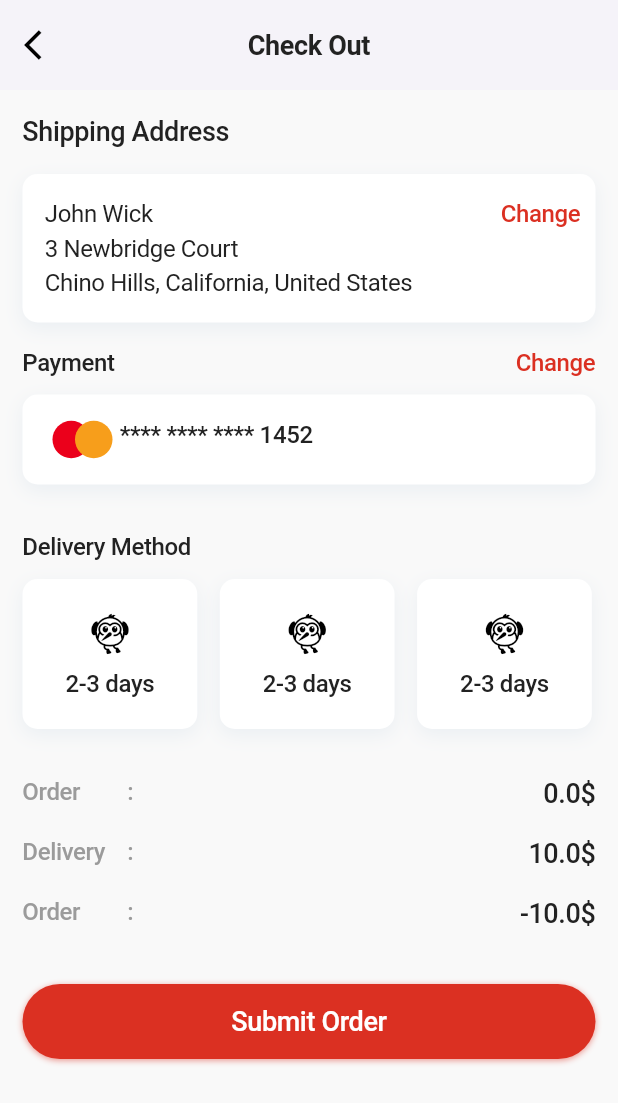
After one commit to RashadZA/fashion_shoping, a Flutter app: the CheckOutScreen screen opened by its route, on a phone screen of 412 x 824 dp. The commit adds this screen. Shown: the top 1103 px of the screen. Run offline on Flutter 3.47's test engine with Material 3 defaults, Android fonts, the light colour scheme and no system bars; our stand-ins replace bottom_navy_bar, cached_network_image, get, shimmer; network calls fail.

Commit message:
My Bag Module
01. Check Out Screen

```diff
--- a/lib/core/routes/app_pages.dart
+++ b/lib/core/routes/app_pages.dart
@@ -5,7 +5,9 @@ import 'package:fashion_shoping/features/auth/presentation/pages/forgot_password
 import 'package:fashion_shoping/features/auth/presentation/pages/signin_screen.dart';
 import 'package:fashion_shoping/features/auth/presentation/pages/signup_screen.dart';
 import 'package:fashion_shoping/features/bag/controllers/bag_screen_controller.dart';
+import 'package:fashion_shoping/features/bag/controllers/check_out_screen_controller.dart';
 import 'package:fashion_shoping/features/bag/presentation/pages/bag_screen.dart';
+import 'package:fashion_shoping/features/bag/presentation/pages/check_out_screen.dart';
 import 'package:fashion_shoping/features/favorites/controllers/favorites_screen_controller.dart';
 import 'package:fashion_shoping/features/favorites/presentation/pages/favorites_screen.dart';
 import 'package:fashion_shoping/features/home/controllers/home_screen_controller.dart';
@@ -127,6 +129,13 @@ class AppPages {
             () => Get.lazyPut<SettingScreenController>(() => SettingScreenController()),
       ),
     ),
+    GetPage(
+      name: Routes.checkOutScreen,
+      page: () => const CheckOutScreen(),
+      binding: BindingsBuilder(
+            () => Get.lazyPut<CheckOutScreenController>(() => CheckOutScreenController()),
+      ),
+    ),
   ];
 }
 
--- a/lib/core/routes/app_routes.dart
+++ b/lib/core/routes/app_routes.dart
@@ -16,6 +16,7 @@ abstract class Routes {
   static const myOrdersScreen = _Paths.myOrdersScreen;
   static const orderDetailsScreen = _Paths.orderDetailsScreen;
   static const settingScreen = _Paths.settingScreen;
+  static const checkOutScreen = _Paths.checkOutScreen;
 }
 
 abstract class _Paths {
@@ -33,4 +34,5 @@ abstract class _Paths {
   static const myOrdersScreen = '/myOrdersScreen';
   static const orderDetailsScreen = '/orderDetailsScreen';
   static const settingScreen = '/settingScreen';
+  static const checkOutScreen = '/checkOutScreen';
 }
--- a/lib/core/utils/demo_data.dart
+++ b/lib/core/utils/demo_data.dart
@@ -2566,3 +2566,45 @@ Map<String, dynamic> yourPromoCodesSampleData = {
     }
   ]
 };
+
+/// Shipping Addresses List Demo Data
+Map<String, dynamic> shippingAddressesSampleData = {
+  "data": [
+    {
+      "shippingAddressId": "QWERTYUI",
+      "shippingAddressName": "John Wick",
+      "shippingAddressRoad": "3 Newbridge Court",
+      "shippingAddressCity": "Chino Hills",
+      "shippingAddressRegion": "California",
+      "shippingAddressZIPCode": "91709",
+      "shippingAddressZIPCountry": "United States"
+    },
+    {
+      "shippingAddressId": "QWERTYUI",
+      "shippingAddressName": "Kira",
+      "shippingAddressRoad": "3 Newbridge Court",
+      "shippingAddressCity": "Chino Hills",
+      "shippingAddressRegion": "California",
+      "shippingAddressZIPCode": "91709",
+      "shippingAddressZIPCountry": "United States"
+    },
+    {
+      "shippingAddressId": "QWERTYUI",
+      "shippingAddressName": "Sherlock Holmes",
+      "shippingAddressRoad": "221B Baker Street",
+      "shippingAddressCity": "London",
+      "shippingAddressRegion": "",
+      "shippingAddressZIPCode": "",
+      "shippingAddressZIPCountry": "United Kingdom"
+    },
+    {
+      "shippingAddressId": "QWERTYUI",
+      "shippingAddressName": "Naruto Uzumaki",
+      "shippingAddressRoad": "3 Newbridge Court",
+      "shippingAddressCity": "Chino Hills",
+      "shippingAddressRegion": "California",
+      "shippingAddressZIPCode": "91709",
+      "shippingAddressZIPCountry": "United States"
+    }
+  ]
+};
--- a/lib/features/bag/controllers/bag_screen_controller.dart
+++ b/lib/features/bag/controllers/bag_screen_controller.dart
@@ -1,3 +1,4 @@
+import 'package:fashion_shoping/core/routes/app_pages.dart';
 import 'package:fashion_shoping/core/utils/demo_data.dart';
 import 'package:fashion_shoping/core/utils/design_utils.dart';
 import 'package:fashion_shoping/features/bag/data/my_bag_response_model.dart';
@@ -182,6 +183,17 @@ class BagScreenController extends GetxController {
     }
   }
 
+  Future<void> checkOutButtonOnPressedMethod() async {
+    Get.toNamed(
+        Routes.checkOutScreen,
+        arguments: myBagItemList,
+        parameters: {
+          "promoCodeId": selectedPromoCode.value.promoCodesId ?? "",
+          "totalAmount": totalAmount.value.toString()
+        }
+    );
+  }
+
   Future<void> close() async {}
 
   @override
--- /dev/null
+++ b/lib/features/bag/controllers/check_out_screen_controller.dart
@@ -0,0 +1,63 @@
+import 'package:fashion_shoping/core/utils/demo_data.dart';
+import 'package:fashion_shoping/features/bag/data/my_bag_response_model.dart';
+import 'package:fashion_shoping/features/bag/data/shipping_address_response_model.dart';
+import 'package:get/get.dart';
+
+class CheckOutScreenController extends GetxController {
+
+  RxList<MyBagItemDataModel> myBagItemList = <MyBagItemDataModel>[].obs;
+  RxList<ShippingAddressDataModel> shippingAddressList = <ShippingAddressDataModel>[].obs;
+
+  Rx<ShippingAddressResponseModel> shippingAddressResponse = ShippingAddressResponseModel().obs;
+  Rx<ShippingAddressDataModel> selectedShippingAddress = ShippingAddressDataModel().obs;
+
+  RxDouble totalAmount = 0.0.obs;
+  RxDouble deliveryCharge = 0.0.obs;
+
+  RxString promoCodeId = "".obs;
+  RxString shippingAddressRoad = "".obs;
+  RxString shippingAddressRestOfThePartWithoutRoad = "".obs;
+
+  RxBool checkOutScreenDataProcessing = false.obs;
+
+  @override
+  void onInit() {
+    init();
+    super.onInit();
+  }
+
+  Future<void> init() async {
+    checkOutScreenDataProcessing.value = true;
+
+    deliveryCharge.value = 10;
+
+    /// From Previous Page
+    myBagItemList.value = Get.arguments ?? <MyBagItemDataModel>[];
+    promoCodeId.value = Get.parameters["promoCodeId"] ?? "";
+    totalAmount.value = double.parse(Get.parameters["totalAmount"] ?? "0");
+
+    /// My Bag part
+    shippingAddressResponse.value = ShippingAddressResponseModel.fromJson(shippingAddressesSampleData);
+    shippingAddressList.value = shippingAddressResponse.value.data ?? <ShippingAddressDataModel>[];
+    selectedShippingAddress.value = shippingAddressList.isNotEmpty ? shippingAddressList.first : ShippingAddressDataModel();
+    shippingAddressRoad.value = selectedShippingAddress.value.shippingAddressRoad ?? "";
+    shippingAddressRestOfThePartWithoutRoad.value
+    = (selectedShippingAddress.value.shippingAddressCity != null && selectedShippingAddress.value.shippingAddressCity!.isNotEmpty
+        ? "${selectedShippingAddress.value.shippingAddressCity ?? ""}, " : "")
+    +(selectedShippingAddress.value.shippingAddressRegion != null && selectedShippingAddress.value.shippingAddressRegion!.isNotEmpty
+            ? "${selectedShippingAddress.value.shippingAddressRegion ?? ""}, " : "")
+    +(selectedShippingAddress.value.shippingAddressZIPCountry != null && selectedShippingAddress.value.shippingAddressZIPCountry!.isNotEmpty
+            ? selectedShippingAddress.value.shippingAddressZIPCountry ?? "" : "");
+    checkOutScreenDataProcessing.value = false;
+    update();
+  }
+
+  Future<void> close() async {}
+
+  @override
+  void onClose() {
+    close();
+    super.onClose();
+  }
+
+}
--- /dev/null
+++ b/lib/features/bag/data/shipping_address_response_model.dart
@@ -0,0 +1,64 @@
+class ShippingAddressResponseModel {
+  List<ShippingAddressDataModel>? data;
+
+  ShippingAddressResponseModel({this.data});
+
+  ShippingAddressResponseModel.fromJson(Map<String, dynamic> json) {
+    if (json['data'] != null) {
+      data = <ShippingAddressDataModel>[];
+      json['data'].forEach((v) {
+        data!.add(ShippingAddressDataModel.fromJson(v));
+      });
+    }
+  }
+
+  Map<String, dynamic> toJson() {
+    final Map<String, dynamic> data = <String, dynamic>{};
+    if (this.data != null) {
+      data['data'] = this.data!.map((v) => v.toJson()).toList();
+    }
+    return data;
+  }
+}
+
+class ShippingAddressDataModel {
+  String? shippingAddressId;
+  String? shippingAddressName;
+  String? shippingAddressRoad;
+  String? shippingAddressCity;
+  String? shippingAddressRegion;
+  String? shippingAddressZIPCode;
+  String? shippingAddressZIPCountry;
+
+  ShippingAddressDataModel({
+    this.shippingAddressId,
+    this.shippingAddressName,
+    this.shippingAddressRoad,
+    this.shippingAddressCity,
+    this.shippingAddressRegion,
+    this.shippingAddressZIPCode,
+    this.shippingAddressZIPCountry,
+  });
+
+  ShippingAddressDataModel.fromJson(Map<String, dynamic> json) {
+    shippingAddressId = json['shippingAddressId'];
+    shippingAddressName = json['shippingAddressName'];
+    shippingAddressRoad = json['shippingAddressRoad'];
+    shippingAddressCity = json['shippingAddressCity'];
+    shippingAddressRegion = json['shippingAddressRegion'];
+    shippingAddressZIPCode = json['shippingAddressZIPCode'];
+    shippingAddressZIPCountry = json['shippingAddressZIPCountry'];
+  }
+
+  Map<String, dynamic> toJson() {
+    final Map<String, dynamic> data = <String, dynamic>{};
+    data['shippingAddressId'] = shippingAddressId;
+    data['shippingAddressName'] = shippingAddressName;
+    data['shippingAddressRoad'] = shippingAddressRoad;
+    data['shippingAddressCity'] = shippingAddressCity;
+    data['shippingAddressRegion'] = shippingAddressRegion;
+    data['shippingAddressZIPCode'] = shippingAddressZIPCode;
+    data['shippingAddressZIPCountry'] = shippingAddressZIPCountry;
+    return data;
+  }
+}
--- /dev/null
+++ b/lib/features/bag/presentation/pages/check_out_screen.dart
@@ -0,0 +1,333 @@
+import 'package:fashion_shoping/core/utils/design_utils.dart';
+import 'package:fashion_shoping/features/bag/controllers/check_out_screen_controller.dart';
+import 'package:flutter/material.dart';
+import 'package:get/get.dart';
+
+class CheckOutScreen extends GetWidget<CheckOutScreenController> {
+  const CheckOutScreen({super.key});
+
+  @override
+  Widget build(BuildContext context) {
+    return Scaffold(
+      backgroundColor: scaffoldBackgroundColor,
+      appBar: AppBar(
+        backgroundColor: whiteColor,
+        centerTitle: true,
+        leading: IconButton(
+          onPressed: ()=> Get.back(),
+          icon: const Icon(Icons.arrow_back_ios),
+        ),
+        title: Text(
+          "Check Out",
+          style: AppTextTheme.text18.copyWith(
+            fontWeight: FontWeight.bold,
+          ),
+        ),
+      ),
+      body: Obx(()=> controller.checkOutScreenDataProcessing.value ? SizedBox(
+        width: Get.width,
+        height: Get.height,
+        child: Center(
+          child: defaultLoaderOfCupertinoActivity(color: primaryColor).defaultContainer(),
+        ),
+      ) : SizedBox(
+        width: Get.width,
+        height: Get.height,
+        child: ListView(
+          padding: const EdgeInsets.all(15),
+          children: [
+            Text(
+              "Shipping Address",
+              style: AppTextTheme.text18,
+            ),
+            const SizedBox(
+              height: 15,
+            ),
+            const CheckOutScreenShippingAddressCardPart(),
+            const SizedBox(
+              height: 15,
+            ),
+            Row(
+              crossAxisAlignment: CrossAxisAlignment.center,
+              mainAxisAlignment: MainAxisAlignment.spaceBetween,
+              children: [
+                Text(
+                  "Payment",
+                  style: AppTextTheme.text16.copyWith(
+                    overflow: TextOverflow.visible,
+                  ),
+                ),
+                Text(
+                  "Change",
+                  style: AppTextTheme.text16.copyWith(
+                    color: primaryColor,
+                    overflow: TextOverflow.visible,
+                  ),
+                ),
+              ],
+            ),
+            const SizedBox(
+              height: 10,
+            ),
+            Row(
+              mainAxisAlignment: MainAxisAlignment.start,
+              crossAxisAlignment: CrossAxisAlignment.start,
+              children: [
+                SizedBox(
+                  width: 50,
+                  height: 30,
+                  child: Stack(
+                    alignment: Alignment.center,
+                    children: [
+                      Positioned(
+                        left: 5,
+                        child: Container(
+                          width: 25,
+                          height: 25,
+                          decoration: const BoxDecoration(
+                            shape: BoxShape.circle,
+                            color: masterCardColorOne,
+                          ),
+                        ),
+                      ),
+                      Positioned(
+                        right: 5,
+                        child: Container(
+                          width: 25,
+                          height: 25,
+                          decoration: const BoxDecoration(
+                            shape: BoxShape.circle,
+                            color: masterCardColorTwo,
+                          ),
+                        ),
+                      ),
+                    ],
+                  ),
+                ),
+                Text(
+                  "**** **** **** 1452",
+                  style: AppTextTheme.text16.copyWith(overflow: TextOverflow.visible),
+                ),
+              ],
+            ).defaultContainer(),
+            const SizedBox(
+              height: 30,
+            ),
+            Text(
+              "Delivery Method",
+              style: AppTextTheme.text16.copyWith(
+                overflow: TextOverflow.visible,
+              ),
+            ),
+            const SizedBox(
+              height: 10,
+            ),
+            SizedBox(
+              height: 100,
+              width: Get.width,
+              child: ListView.separated(
+                shrinkWrap: true,
+                itemCount: 3,
+                padding: const EdgeInsets.all(0.0),
+                scrollDirection: Axis.horizontal,
+                itemBuilder: (context,index){
+                  return SizedBox(
+                    height: 100,
+                    width: (Get.width)* 0.21,
+                    child: Column(
+                      crossAxisAlignment: CrossAxisAlignment.center,
+                      mainAxisAlignment: MainAxisAlignment.center,
+                      children: [
+                        SizedBox(
+                          width: (Get.width)* 0.21,
+                            height: 35,
+                            child: const Center(child: Icon(Icons.flutter_dash,size: 30,)),
+                        ),
+                        const SizedBox(
+                          height: 5,
+                        ),
+                        SizedBox(
+                          width: (Get.width) * 0.21,
+                          child: Text(
+                            "2-3 days",
+                            textAlign: TextAlign.center,
+                            style: AppTextTheme.text16,
+                          ),
+                        ),
+                      ],
+                    ),
+                  ).defaultContainer();
+                  },
+                separatorBuilder: (context,index){
+                    return const SizedBox(
+                      width: 15,
+                    );
+                },
+              ),
+            ),
+            const SizedBox(
+              height: 30,
+            ),
+            CheckOutScreenRowWidget(
+              title: "Order",
+              value: controller.totalAmount.value.toString(),
+            ),
+            const SizedBox(
+              height: 10,
+            ),
+            CheckOutScreenRowWidget(
+              title: "Delivery",
+              value: controller.deliveryCharge.value.toString(),
+            ),
+            const SizedBox(
+              height: 10,
+            ),
+            CheckOutScreenRowWidget(
+              title: "Order",
+              value: (controller.totalAmount.value - controller.deliveryCharge.value).toString(),
+            ),
+            const SizedBox(
+              height: 30,
+            ),
+            Container(
+              height: 50,
+              width: Get.width,
+              alignment: Alignment.center,
+              decoration: BoxDecoration(
+                color: primaryColor,
+                borderRadius: BorderRadius.circular(25),
+                boxShadow: [
+                  BoxShadow(
+                    blurRadius: 3,
+                    offset: const Offset(0, 1),
+                    color: primaryColor.withOpacity(0.5),
+                  ),
+                ],
+              ),
+              child: Text(
+                "Submit Order",
+                textAlign: TextAlign.center,
+                style: AppTextTheme.text18.copyWith(
+                  color: whiteColor,
+                  overflow: TextOverflow.visible,
+                ),
+              ),
+            ),
+            const SizedBox(
+              height: 40,
+            ),
+          ],
+        ),
+      ),
+      ),
+    );
+  }
+}
+class CheckOutScreenShippingAddressCardPart extends GetWidget<CheckOutScreenController> {
+  const CheckOutScreenShippingAddressCardPart({super.key});
+
+  @override
+  Widget build(BuildContext context) {
+    return Stack(
+      children: [
+        Column(
+          crossAxisAlignment: CrossAxisAlignment.start,
+          mainAxisAlignment: MainAxisAlignment.start,
+          children: [
+            SizedBox(
+              width: Get.width,
+              child: Text(
+                controller.selectedShippingAddress.value.shippingAddressName ?? "",
+                style: AppTextTheme.text16.copyWith(
+                  fontWeight: FontWeight.w400,
+                  overflow: TextOverflow.visible,
+                ),
+              ),
+            ),
+            SizedBox(
+              width: Get.width,
+              child: Text(
+                controller.shippingAddressRoad.value,
+                style: AppTextTheme.text16.copyWith(
+                  fontWeight: FontWeight.w400,
+                  overflow: TextOverflow.visible,
+                ),
+              ),
+            ),
+            SizedBox(
+              width: Get.width,
+              child: Text(
+                controller.shippingAddressRestOfThePartWithoutRoad.value,
+                style: AppTextTheme.text16.copyWith(
+                  fontWeight: FontWeight.w400,
+                  overflow: TextOverflow.visible,
+                ),
+              ),
+            ),
+          ],
+        ).defaultContainer(),
+        Positioned(
+          top: 15,
+          right: 10,
+          child: Text(
+            "Change",
+            style: AppTextTheme.text16.copyWith(
+              color: primaryColor,
+              overflow: TextOverflow.visible,
+            ),
+          ),
+        ),
+      ],
+    );
+  }
+}
+
+class CheckOutScreenRowWidget extends StatelessWidget {
+  final String title;
+  final String value;
+  const CheckOutScreenRowWidget({super.key, required this.title, required this.value});
+
+  @override
+  Widget build(BuildContext context) {
+    return Row(
+      mainAxisAlignment: MainAxisAlignment.start,
+      crossAxisAlignment: CrossAxisAlignment.center,
+      children: [
+        SizedBox(
+          width: 70,
+          height: 30,
+          child: Text(
+            title,
+            style: AppTextTheme.text16.copyWith(
+              color: secondaryTextColor,
+              overflow: TextOverflow.visible,
+            ),
+          ),
+        ),
+        SizedBox(
+          width: 10,
+          height: 30,
+          child: Text(
+            ":",
+
+            style: AppTextTheme.text16.copyWith(
+              color: secondaryTextColor,
+              overflow: TextOverflow.visible,
+            ),
+          ),
+        ),
+        SizedBox(
+          height: 30,
+          width: Get.width - 110,
+          child: Text(
+            "$value\$",
+            textAlign: TextAlign.right,
+            style: AppTextTheme.text18.copyWith(
+              overflow: TextOverflow.visible,
+            ),
+          ),
+        ),
+      ],
+    );
+  }
+}
--- a/lib/features/bag/presentation/widgets/bagScreen/bag_screen_body_part.dart
+++ b/lib/features/bag/presentation/widgets/bagScreen/bag_screen_body_part.dart
@@ -1,7 +1,7 @@
+import 'package:fashion_shoping/core/routes/app_pages.dart';
 import 'package:fashion_shoping/core/utils/design_utils.dart';
 import 'package:fashion_shoping/core/widgets/buttons/core_button.dart';
 import 'package:fashion_shoping/core/widgets/buttons/core_flat_button.dart';
-import 'package:fashion_shoping/core/widgets/core_textField.dart';
 import 'package:fashion_shoping/features/bag/controllers/bag_screen_controller.dart';
 import 'package:fashion_shoping/features/bag/presentation/widgets/bagScreen/bag_screen_item_card_widget.dart';
 import 'package:flutter/material.dart';
@@ -97,7 +97,7 @@ class BagScreenBodyPart extends GetWidget<BagScreenController> {
           height: 30,
         ),
         CoreFlatButton(
-          onPressed: (){},
+          onPressed: ()=> controller.checkOutButtonOnPressedMethod(),
           borderRadius: 30,
           text: "CHECK OUT",
           isGradientBg: true,
--- a/lib/features/profile/presentation/pages/orders/my_orders_screen.dart
+++ b/lib/features/profile/presentation/pages/orders/my_orders_screen.dart
@@ -3,7 +3,6 @@ import 'package:fashion_shoping/core/utils/design_utils.dart';
 import 'package:fashion_shoping/core/widgets/buttons/core_button.dart';
 import 'package:fashion_shoping/features/profile/controllers/orders/my_orders_screen_controller.dart';
 import 'package:fashion_shoping/features/profile/data/models/oder_model.dart';
-import 'package:fashion_shoping/features/profile/presentation/widgets/order/order_card.dart';
 import 'package:fashion_shoping/features/profile/presentation/widgets/order/order_status_selector.dart';
 import 'package:flutter/material.dart';
 import 'package:get/get.dart';
```
